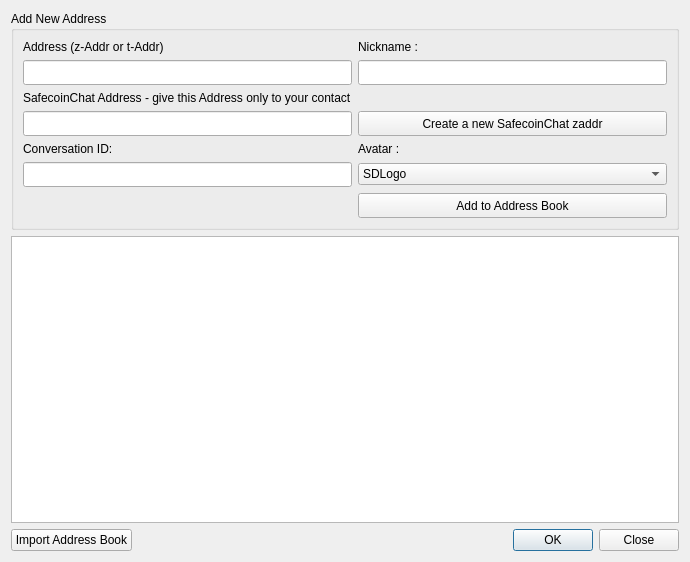
First picture: the form in src/addressbook.ui, repository OleksandrBlack/safewallet-lite, before the edit.
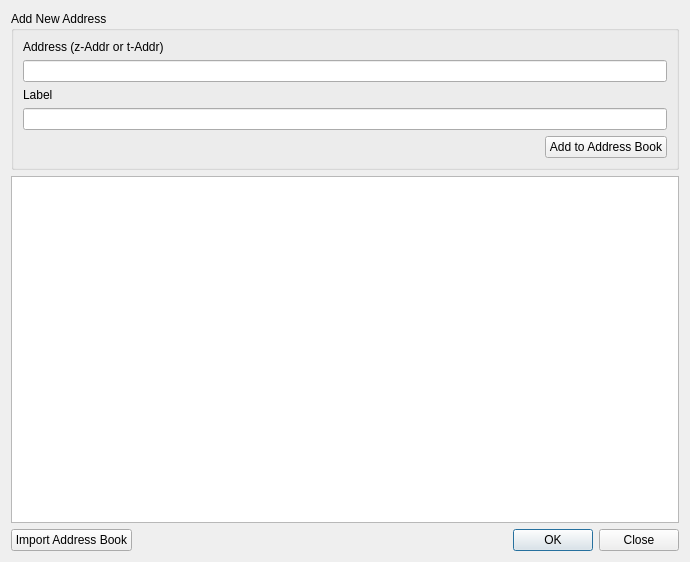
Second picture: the form after the edit. Icons and pictures are not drawn.

Patch:
```diff
--- a/src/addressbook.ui
+++ b/src/addressbook.ui
@@ -13,8 +13,81 @@
   <property name="windowTitle">
    <string>Address Book</string>
   </property>
-  <layout class="QGridLayout" name="gridLayout_2">
-   <item row="2" column="0">
+  <layout class="QVBoxLayout" name="verticalLayout">
+   <item>
+    <widget class="QGroupBox" name="groupBox">
+     <property name="title">
+      <string>Add New Address</string>
+     </property>
+     <layout class="QVBoxLayout" name="verticalLayout_2">
+      <item>
+       <widget class="QLabel" name="label_1">
+        <property name="text">
+         <string>Address (z-Addr or t-Addr)</string>
+        </property>
+       </widget>
+      </item>
+      <item>
+       <widget class="QLineEdit" name="addr"/>
+      </item>
+      <item>
+       <widget class="QLabel" name="label_2">
+        <property name="text">
+         <string>Label</string>
+        </property>
+       </widget>
+      </item>
+      <item>
+       <widget class="QLineEdit" name="label">
+        <property name="maxLength">
+         <number>40</number>
+        </property>
+       </widget>
+      </item>
+      <item>
+       <layout class="QHBoxLayout" name="horizontalLayout">
+        <item>
+         <spacer name="horizontalSpacer">
+          <property name="orientation">
+           <enum>Qt::Horizontal</enum>
+          </property>
+          <property name="sizeHint" stdset="0">
+           <size>
+            <width>40</width>
+            <height>20</height>
+           </size>
+          </property>
+         </spacer>
+        </item>
+        <item>
+         <widget class="QPushButton" name="addNew">
+          <property name="text">
+           <string>Add to Address Book</string>
+          </property>
+         </widget>
+        </item>
+       </layout>
+      </item>
+     </layout>
+    </widget>
+   </item>
+   <item>
+    <widget class="QTableView" name="addresses">
+     <property name="selectionMode">
+      <enum>QAbstractItemView::SingleSelection</enum>
+     </property>
+     <property name="selectionBehavior">
+      <enum>QAbstractItemView::SelectRows</enum>
+     </property>
+     <attribute name="horizontalHeaderStretchLastSection">
+      <bool>true</bool>
+     </attribute>
+     <attribute name="verticalHeaderVisible">
+      <bool>false</bool>
+     </attribute>
+    </widget>
+   </item>
+   <item>
     <layout class="QHBoxLayout" name="horizontalLayout_2">
      <item>
       <widget class="QPushButton" name="btnImport">
@@ -35,269 +108,6 @@
      </item>
     </layout>
    </item>
-   <item row="1" column="0">
-    <widget class="QTableView" name="addresses">
-     <property name="selectionMode">
-      <enum>QAbstractItemView::SingleSelection</enum>
-     </property>
-     <property name="selectionBehavior">
-      <enum>QAbstractItemView::SelectRows</enum>
-     </property>
-     <attribute name="horizontalHeaderStretchLastSection">
-      <bool>true</bool>
-     </attribute>
-     <attribute name="verticalHeaderVisible">
-      <bool>false</bool>
-     </attribute>
-    </widget>
-   </item>
-   <item row="0" column="0">
-    <widget class="QGroupBox" name="groupBox">
-     <property name="title">
-      <string>Add New Address</string>
-     </property>
-     <layout class="QGridLayout" name="gridLayout">
-      <item row="0" column="0">
-       <widget class="QLabel" name="label_1">
-        <property name="text">
-         <string>Address (z-Addr or t-Addr)</string>
-        </property>
-       </widget>
-      </item>
-      <item row="0" column="1">
-       <widget class="QLabel" name="label_2">
-        <property name="text">
-         <string>&lt;html&gt;&lt;head/&gt;&lt;body&gt;&lt;p&gt;Nickname :&lt;/p&gt;&lt;/body&gt;&lt;/html&gt;</string>
-        </property>
-       </widget>
-      </item>
-      <item row="1" column="0">
-       <widget class="QLineEdit" name="addr">
-        <property name="minimumSize">
-         <size>
-          <width>0</width>
-          <height>25</height>
-         </size>
-        </property>
-       </widget>
-      </item>
-      <item row="1" column="1">
-       <widget class="QLineEdit" name="label">
-        <property name="minimumSize">
-         <size>
-          <width>0</width>
-          <height>25</height>
-         </size>
-        </property>
-        <property name="maxLength">
-         <number>25</number>
-        </property>
-       </widget>
-      </item>
-      <item row="2" column="0">
-       <widget class="QLabel" name="label_3">
-        <property name="text">
-         <string>SafecoinChat Address - give this Address only to your contact</string>
-        </property>
-       </widget>
-      </item>
-      <item row="3" column="0">
-       <widget class="QLineEdit" name="addr_chat">
-        <property name="minimumSize">
-         <size>
-          <width>0</width>
-          <height>25</height>
-         </size>
-        </property>
-       </widget>
-      </item>
-      <item row="4" column="0">
-       <widget class="QLabel" name="label_4">
-        <property name="text">
-         <string>&lt;html&gt;&lt;head/&gt;&lt;body&gt;&lt;p&gt;Conversation ID:&lt;/p&gt;&lt;/body&gt;&lt;/html&gt;</string>
-        </property>
-       </widget>
-      </item>
-      <item row="5" column="0">
-       <widget class="QLineEdit" name="cid">
-        <property name="minimumSize">
-         <size>
-          <width>0</width>
-          <height>25</height>
-         </size>
-        </property>
-       </widget>
-      </item>
-      <item row="6" column="1">
-       <widget class="QPushButton" name="addNew">
-        <property name="minimumSize">
-         <size>
-          <width>0</width>
-          <height>25</height>
-         </size>
-        </property>
-        <property name="text">
-         <string>Add to Address Book</string>
-        </property>
-       </widget>
-      </item>
-      <item row="5" column="1">
-       <widget class="QComboBox" name="comboBoxAvatar">
-        <item>
-         <property name="text">
-          <string>SDLogo</string>
-         </property>
-         <property name="icon">
-          <iconset>
-           <activeon>:/icons/res/SDLogo.png</activeon>
-          </iconset>
-         </property>
-        </item>
-        <item>
-         <property name="text">
-          <string>Duke</string>
-         </property>
-         <property name="icon">
-          <iconset>
-           <activeon>:/icons/res/Duke.png</activeon>
-          </iconset>
-         </property>
-        </item>
-        <item>
-         <property name="text">
-          <string>Denio</string>
-         </property>
-         <property name="icon">
-          <iconset>
-           <activeon>:/icons/res/Denio.png</activeon>
-          </iconset>
-         </property>
-        </item>
-        <item>
-         <property name="text">
-          <string>Berg</string>
-         </property>
-         <property name="icon">
-          <iconset>
-           <activeon>:/icons/res/Berg.png</activeon>
-          </iconset>
-         </property>
-        </item>
-        <item>
-         <property name="text">
-          <string>Sharpee</string>
-         </property>
-         <property name="icon">
-          <iconset>
-           <activeon>:/icons/res/Sharpee.png</activeon>
-          </iconset>
-         </property>
-        </item>
-        <item>
-         <property name="text">
-          <string>Elsa</string>
-         </property>
-         <property name="icon">
-          <iconset>
-           <normalon>:/icons/res/Elsa.png</normalon>
-          </iconset>
-         </property>
-        </item>
-        <item>
-         <property name="text">
-          <string>Yoda</string>
-         </property>
-         <property name="icon">
-          <iconset>
-           <activeon>:/icons/res/Yoda.png</activeon>
-          </iconset>
-         </property>
-        </item>
-        <item>
-         <property name="text">
-          <string>Garflied</string>
-         </property>
-         <property name="icon">
-          <iconset>
-           <activeon>:/icons/res/Garfield.png</activeon>
-          </iconset>
-         </property>
-        </item>
-        <item>
-         <property name="text">
-          <string>Snoopy</string>
-         </property>
-         <property name="icon">
-          <iconset>
-           <activeon>:/icons/res/Snoopy.png</activeon>
-          </iconset>
-         </property>
-        </item>
-        <item>
-         <property name="text">
-          <string>Popey</string>
-         </property>
-         <property name="icon">
-          <iconset>
-           <activeon>:/icons/res/Popey.png</activeon>
-          </iconset>
-         </property>
-        </item>
-        <item>
-         <property name="text">
-          <string>Pinguin</string>
-         </property>
-         <property name="icon">
-          <iconset>
-           <activeon>:/icons/res/Pinguin.png</activeon>
-          </iconset>
-         </property>
-        </item>
-        <item>
-         <property name="text">
-          <string>Mickey</string>
-         </property>
-         <property name="icon">
-          <iconset>
-           <activeon>:/icons/res/Mickey.png</activeon>
-          </iconset>
-         </property>
-        </item>
-        <item>
-         <property name="text">
-          <string>Stag</string>
-         </property>
-         <property name="icon">
-          <iconset>
-           <activeon>:/icons/res/Stag.png</activeon>
-          </iconset>
-         </property>
-        </item>
-       </widget>
-      </item>
-      <item row="4" column="1">
-       <widget class="QLabel" name="label_5">
-        <property name="text">
-         <string>&lt;html&gt;&lt;head/&gt;&lt;body&gt;&lt;p&gt;Avatar :&lt;/p&gt;&lt;/body&gt;&lt;/html&gt;</string>
-        </property>
-       </widget>
-      </item>
-      <item row="3" column="1">
-       <widget class="QPushButton" name="newZaddr">
-        <property name="minimumSize">
-         <size>
-          <width>0</width>
-          <height>25</height>
-         </size>
-        </property>
-        <property name="text">
-         <string>Create a new SafecoinChat zaddr</string>
-        </property>
-       </widget>
-      </item>
-     </layout>
-    </widget>
-   </item>
   </layout>
  </widget>
  <resources/>
```
